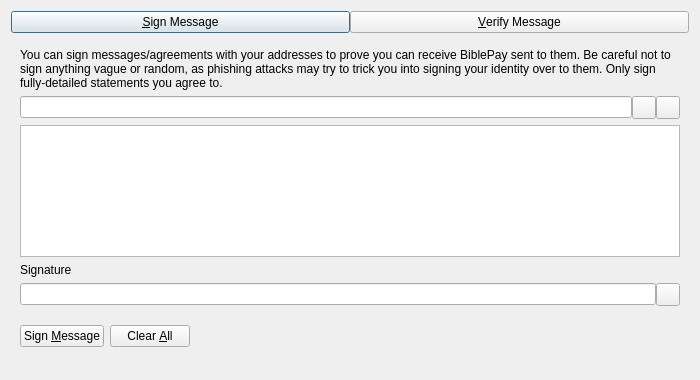
First picture: the form in src/qt/forms/signverifymessagedialog.ui, repository biblepay/biblepay, before the edit.
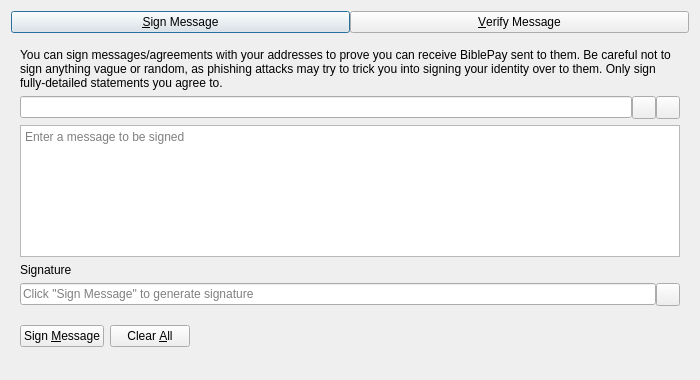
Second picture: the form after the edit. Custom widgets are drawn as their Qt base class.

Patch:
```diff
--- a/src/qt/forms/signverifymessagedialog.ui
+++ b/src/qt/forms/signverifymessagedialog.ui
@@ -118,6 +118,9 @@
          <property name="toolTip">
           <string>Enter the message you want to sign here</string>
          </property>
+         <property name="placeholderText">
+          <string>Enter a message to be signed</string>
+         </property>
         </widget>
        </item>
        <item>
@@ -137,6 +140,9 @@
          </property>
          <item>
           <widget class="QLineEdit" name="signatureOut_SM">
+           <property name="placeholderText">
+            <string>Click "Sign Message" to generate signature</string>
+           </property>
            <property name="readOnly">
             <bool>true</bool>
            </property>
```
Left out of the diff: 22 changed lines with no effect on the pictures.
